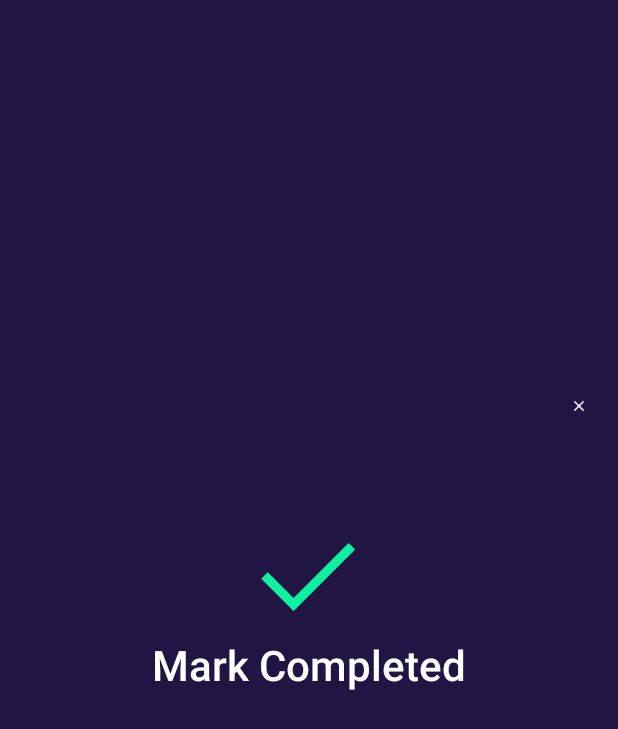
After one commit to moti0375/BucketDrop, an Android app: the layout dialog_checked.xml on its own in the app's theme, with its tools: preview values and no code run, on a phone screen of 412 x 824 dp. The commit adds this screen. Shown: the top 729 px of the screen. Run offline under Robolectric (Android 15) with nearby library versions, the phone set to English and light mode, and no system bars.

Commit message:
Set item as completed with checked icon instead of a drop

```diff
--- /dev/null
+++ b/app/src/main/res/layout/dialog_checked.xml
@@ -0,0 +1,36 @@
+<?xml version="1.0" encoding="utf-8"?>
+<RelativeLayout xmlns:android="http://schemas.android.com/apk/res/android"
+    android:layout_width="match_parent"
+    android:layout_height="match_parent"
+    android:orientation="vertical"
+    android:background="@color/dark_blue">
+
+    <ImageButton
+        android:id="@+id/ib_close"
+        android:layout_width="@dimen/close_button_size"
+        android:layout_height="@dimen/close_button_size"
+        android:layout_margin="@dimen/close_button_margin"
+        android:scaleType="fitCenter"
+        android:background="@null"
+        android:src="@drawable/ic_close"
+        android:layout_alignParentRight="true"
+        android:layout_above="@+id/bt_checked"/>
+
+
+
+    <Button
+        android:id="@+id/bt_checked"
+        android:layout_width="wrap_content"
+        android:layout_height="wrap_content"
+        android:layout_centerInParent="true"
+        android:layout_marginTop="65dp"
+        android:layout_marginBottom="65dp"
+        android:textSize="@dimen/button_font_size"
+        android:drawableTop="@drawable/ic_checked"
+        android:drawablePadding="@dimen/button_drawable_padding"
+        android:textAllCaps="false"
+        android:background="@null"
+        android:text="@string/mark_completed"/>
+
+
+</RelativeLayout>
--- a/app/src/main/res/layout/drop_row_item.xml
+++ b/app/src/main/res/layout/drop_row_item.xml
@@ -8,7 +8,7 @@
     android:clickable="true">
 
     <ImageView
-        android:id="@+id/row_item_icon"
+        android:id="@+id/iv_row_item_icon"
         android:layout_width="@dimen/row_item_icon_size"
         android:layout_height="@dimen/row_item_icon_size"
         android:src="@drawable/ic_drop"
--- a/app/src/main/res/values/colors.xml
+++ b/app/src/main/res/values/colors.xml
@@ -9,5 +9,6 @@
     <color name="purple">#241543</color>
     <color name="white">#FFF</color>
     <color name="row_item_dark">#BC4D0B5E</color>
+    <color name="row_item_completed">#EC4D0B5E</color>
     <color name="row_item_light">#554D0B5E</color>
 </resources>
--- a/app/src/main/res/values/dimens.xml
+++ b/app/src/main/res/values/dimens.xml
@@ -13,4 +13,7 @@
     <dimen name="row_item_icon_size">12dp</dimen>
     <dimen name="row_item_icon_margin">22dp</dimen>
     <dimen name="footer_button_margin">128dp</dimen>
+    <dimen name="close_button_size">12dp</dimen>
+    <dimen name="close_button_margin">20dp</dimen>
+    <dimen name="button_drawable_padding">16dp</dimen>
 </resources>
--- a/app/src/main/res/values/strings.xml
+++ b/app/src/main/res/values/strings.xml
@@ -4,4 +4,5 @@
     <string name="add_dialog_title">Add a drop</string>
     <string name="hint_what_it_is">What it is?</string>
     <string name="add_it">Add it</string>
+    <string name="mark_completed">Mark Completed</string>
 </resources>
```
Also changed, not shown: app/src/main/java/com/bartovapps/bucketdrop/ActivityMain.java (+26 -2 lines), app/src/main/java/com/bartovapps/bucketdrop/DialogChecked.java (added, +72 -0 lines), app/src/main/java/com/bartovapps/bucketdrop/adapters/CompleteListener.java (added, +8 -0 lines), app/src/main/java/com/bartovapps/bucketdrop/adapters/DropsAdapter.java (+49 -8 lines), app/src/main/java/com/bartovapps/bucketdrop/utils/Utils.java (+16 -0 lines), app/src/main/res/drawable-hdpi/ic_checked.png (added), app/src/main/res/drawable-mdpi/ic_checked.png (added), app/src/main/res/drawable-xhdpi/ic_checked.png (added), app/src/main/res/drawable-xxhdpi/ic_checked.png (added), app/src/main/res/drawable-xxxhdpi/ic_checked.png (added).
